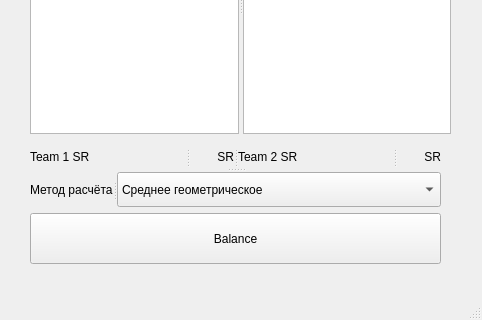
Before: the Qt Designer form mainwindow.ui in ilyasil2surgut/OWTeamBalance, drawn with Qt 5; both pictures show x 0 to 482 and y 191 to 511 of the 482 by 511 pixel window.
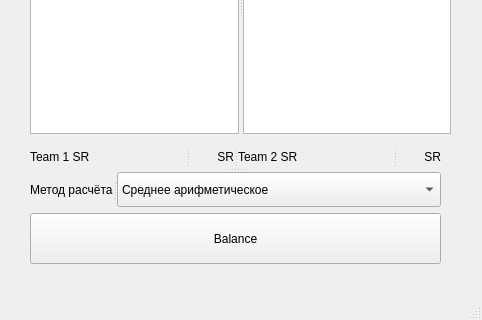
After: the same form once the commit is applied.

```diff
--- a/mainwindow.ui
+++ b/mainwindow.ui
@@ -104,7 +104,7 @@
      <widget class="QComboBox" name="comboBox_calcmethod">
       <item>
        <property name="text">
-        <string>Среднее геометрическое</string>
+        <string>Среднее арифметическое</string>
        </property>
       </item>
       <item>
```
Left out of the diff: 2 changed lines with no effect on the pictures.
